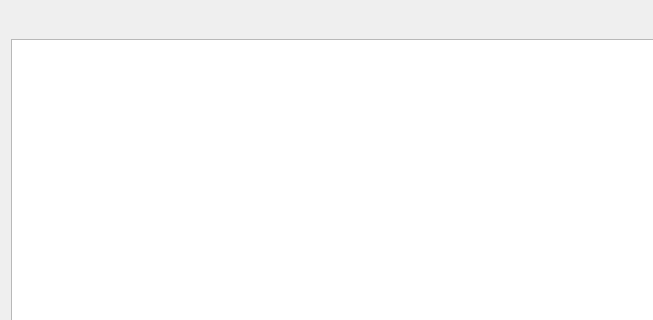
Above: src/modules/application/ApplicationLogsDialog.ui from jensvogt/awsmock-qt-ui before the change; both pictures show x 0 to 653 and y 0 to 320 of the 1096 by 683 pixel window. Below: the same form after it.
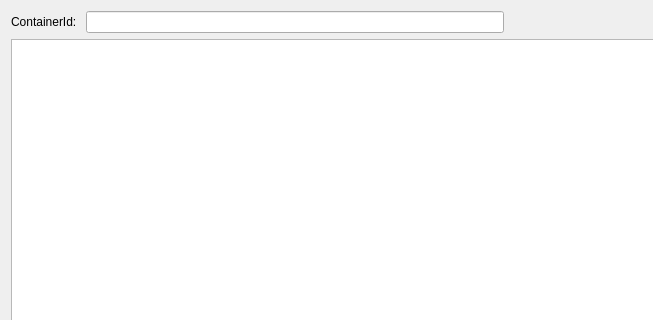
That is the form after the change.

```diff
--- a/src/modules/application/ApplicationLogsDialog.ui
+++ b/src/modules/application/ApplicationLogsDialog.ui
@@ -34,6 +34,20 @@
   <layout class="QVBoxLayout" name="verticalLayout_2">
    <item>
     <layout class="QHBoxLayout" name="horizontalLayout">
+     <item>
+      <widget class="QLabel" name="containerIdLabel">
+       <property name="text">
+        <string>ContainerId: </string>
+       </property>
+      </widget>
+     </item>
+     <item>
+      <widget class="QLineEdit" name="containerIdEdit">
+       <property name="readOnly">
+        <bool>true</bool>
+       </property>
+      </widget>
+     </item>
      <item>
       <spacer name="horizontalSpacer">
        <property name="orientation">
```
